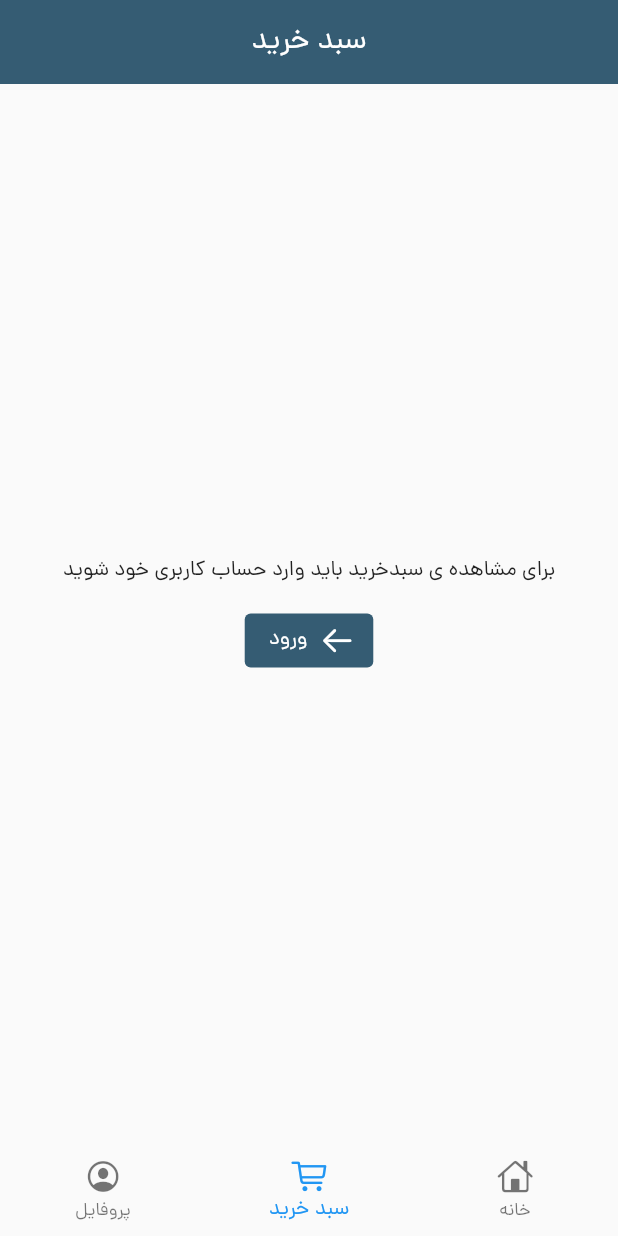
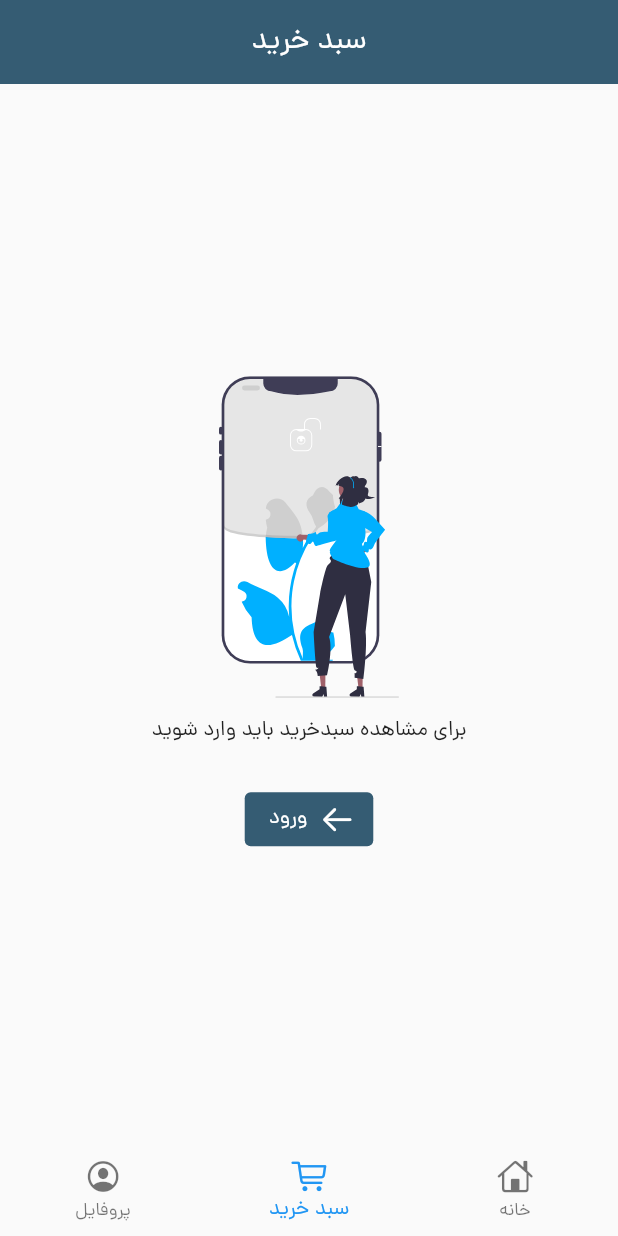
Before and after one commit to sahmohseni/nike_store_flutter, a Flutter app: the screen it shows after launch, item 2 of the bottom bar chosen, on a phone screen of 412 x 824 dp. Run offline on Flutter 3.47's test engine with Material 2 defaults, Android fonts, the phone set to English and light mode, and no system bars; our stand-ins replace bloc, cached_network_image, dio, equatable, flutter_bloc, flutter_svg and 4 more; missing offline and left inert: dart:ffi.

Commit message:
empty_view was implemented

```diff
--- a/nike_store/lib/src/presentation/ui/cart/cart.dart
+++ b/nike_store/lib/src/presentation/ui/cart/cart.dart
@@ -1,6 +1,7 @@
 import 'package:flutter/cupertino.dart';
 import 'package:flutter/material.dart';
 import 'package:flutter_bloc/flutter_bloc.dart';
+import 'package:flutter_svg/flutter_svg.dart';
 import 'package:kiwi/kiwi.dart';
 import 'package:nike_store/src/domain/model/cart/cart_item.dart';
 import 'package:nike_store/src/domain/model/cart/cart_response.dart';
@@ -10,6 +11,7 @@ import 'package:nike_store/src/presentation/ui/auth/auth.dart';
 import 'package:nike_store/src/presentation/ui/cart/bloc/cart_bloc.dart';
 import 'package:nike_store/src/presentation/ui/home/home.dart';
 import 'package:nike_store/src/presentation/widgets/app_exception.dart';
+import 'package:nike_store/src/presentation/widgets/empty_view.dart';
 import 'package:nike_store/theme.dart';
 
 class CartScreen extends StatefulWidget {
@@ -97,8 +99,15 @@ class _CartScreenState extends State<CartScreen> {
                   mainAxisAlignment: MainAxisAlignment.center,
                   crossAxisAlignment: CrossAxisAlignment.center,
                   children: [
-                    const Text(
-                        'برای مشاهده ی سبدخرید باید وارد حساب کاربری خود شوید'),
+                    EmptyView(
+                        message: const Text(
+                          'برای مشاهده سبدخرید باید وارد شوید',
+                          style: TextStyle(fontFamily: 'dana'),
+                        ),
+                        image: SvgPicture.asset(
+                          'assets/images/auth_required.svg',
+                          width: 120,
+                        )),
                     const SizedBox(
                       height: 12,
                     ),
@@ -123,6 +132,13 @@ class _CartScreenState extends State<CartScreen> {
                   ],
                 ),
               );
+            } else if (state is CartEmpty) {
+              return EmptyView(
+                  message: const Text('سبد خرید شما خالی است'),
+                  image: SvgPicture.asset(
+                    'assets/images/empty_cart.svg',
+                    width: 120,
+                  ));
             } else {
               throw AppException(errorMessage: 'error');
             }
--- /dev/null
+++ b/nike_store/lib/src/presentation/widgets/empty_view.dart
@@ -0,0 +1,33 @@
+import 'package:flutter/material.dart';
+
+class EmptyView extends StatelessWidget {
+  final Widget message;
+  final Widget? callToAction;
+  final Widget image;
+
+  const EmptyView(
+      {super.key,
+      required this.message,
+      this.callToAction,
+      required this.image});
+  @override
+  Widget build(BuildContext context) {
+    return Center(
+      child: Column(
+        mainAxisAlignment: MainAxisAlignment.center,
+        crossAxisAlignment: CrossAxisAlignment.center,
+        children: [
+          image,
+          const SizedBox(
+            height: 12,
+          ),
+          message,
+          const SizedBox(
+            height: 12,
+          ),
+          if (callToAction != null) callToAction!
+        ],
+      ),
+    );
+  }
+}
--- a/nike_store/pubspec.yaml
+++ b/nike_store/pubspec.yaml
@@ -41,6 +41,7 @@ dependencies:
   equatable: ^2.0.5
   cached_network_image: ^3.2.3
   shared_preferences: ^2.1.0
+  flutter_svg: ^2.0.5
 
 dev_dependencies:
   flutter_test:
@@ -68,7 +69,7 @@ flutter:
 
   # To add assets to your application, add an assets section, like this:
   assets:
-    - assets/images/nike_logo.png
+    - assets/images/
   # An image asset can refer to one or more resolution-specific "variants", see
   # https://flutter.dev/assets-and-images/#resolution-aware
 
```
Also changed, not shown: nike_store/assets/images/auth_required.svg (added), nike_store/assets/images/empty_cart.svg (added), nike_store/assets/images/no_data.svg (added), nike_store/pubspec.lock.
